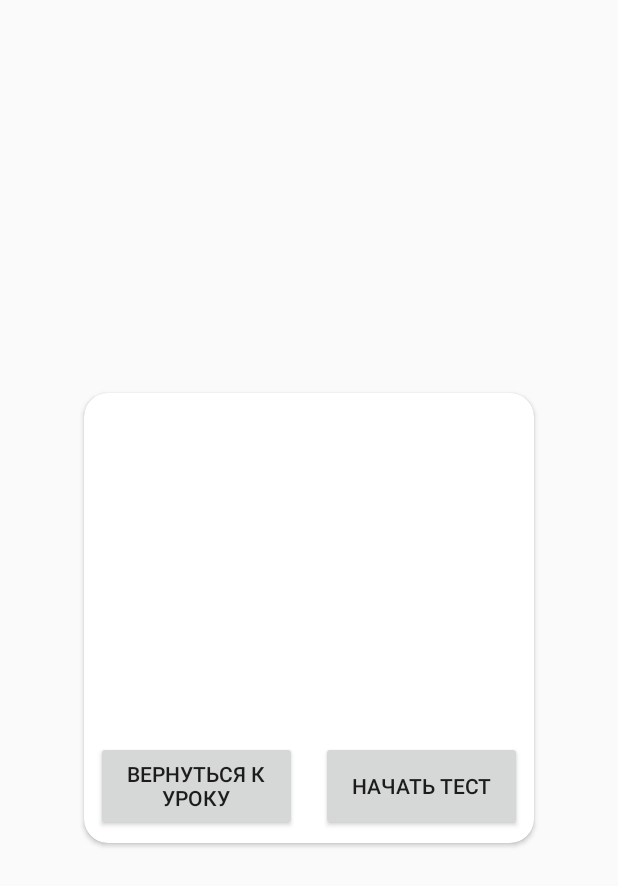
After one commit to BrewhogIT/TradePractice, an Android app: the layout activity_choose_way.xml on its own in the app's theme, with its tools: preview values and no code run, on a phone screen of 412 x 824 dp. The commit adds this screen. Shown: the top 886 px of the screen. Run offline under Robolectric (Android 15) with nearby library versions, the phone set to English and light mode, and no system bars.

Commit message:
open test page after lesson

```diff
--- /dev/null
+++ b/app/src/main/res/layout/activity_choose_way.xml
@@ -0,0 +1,31 @@
+<?xml version="1.0" encoding="utf-8"?>
+<androidx.cardview.widget.CardView xmlns:android="http://schemas.android.com/apk/res/android"
+    xmlns:tools="http://schemas.android.com/tools"
+    xmlns:app="http://schemas.android.com/apk/res-auto"
+    android:layout_height="300dp"
+    android:layout_width="300dp"
+    android:layout_gravity="center"
+    app:cardCornerRadius="16dp">
+    <ImageView
+        android:id="@+id/choose_window_image"
+        android:layout_width="match_parent"
+        android:layout_height="match_parent"
+        android:scaleType="centerCrop"/>
+    <Button
+        android:id="@+id/cancel_button"
+        android:layout_width="134dp"
+        android:layout_height="wrap_content"
+        android:minHeight="60dp"
+        android:layout_gravity="start|bottom"
+        android:layout_margin="8dp"
+        tools:text="вернуться к уроку"/>
+    <Button
+        android:id="@+id/ok_button"
+        android:layout_width="134dp"
+        android:layout_height="wrap_content"
+        android:minHeight="60dp"
+        android:layout_gravity="end|bottom"
+        android:layout_margin="8dp"
+        tools:text="начать тест"/>
+
+</androidx.cardview.widget.CardView>
--- a/app/src/main/res/layout/fragment_page_of_theory.xml
+++ b/app/src/main/res/layout/fragment_page_of_theory.xml
@@ -7,6 +7,7 @@
     <androidx.cardview.widget.CardView
         android:layout_width="match_parent"
         android:layout_height="250dp"
+        android:layout_margin="4dp"
         app:cardCornerRadius="16dp">
         <ImageView
             android:id="@+id/page_illustration"
--- a/app/src/main/res/layout/fragment_test_page.xml
+++ b/app/src/main/res/layout/fragment_test_page.xml
@@ -8,6 +8,7 @@
     <androidx.cardview.widget.CardView
         android:layout_width="match_parent"
         android:layout_height="250dp"
+        android:layout_margin="4dp"
         app:cardCornerRadius="16dp">
         <ImageView
             android:id="@+id/question_image"
--- a/app/src/main/res/values/styles.xml
+++ b/app/src/main/res/values/styles.xml
@@ -13,4 +13,9 @@
         <item name="android:textSize">24sp</item>
     </style>
 
+    <style parent="Theme.AppCompat.NoActionBar" name="AppThemeTranslucent">
+        <item name="android:windowBackground">@android:color/transparent</item>
+        <item name="android:colorBackgroundCacheHint">@null</item>
+        <item name="android:windowIsTranslucent">true</item>
+    </style>
 </resources>
```
Also changed, not shown: app/src/main/AndroidManifest.xml (+6 -3 lines), app/src/main/java/com/brewhog/android/tradepractice/ChooseWayActivity.java (added, +72 -0 lines), app/src/main/java/com/brewhog/android/tradepractice/TheoryLessonPagerActivity.java (+63 -10 lines), app/src/main/java/com/brewhog/android/tradepractice/TheoryPageFragment.java (renamed from app/src/main/java/com/brewhog/android/tradepractice/PageOfTheoryFragment.java, +3 -5 lines), app/src/main/res/values/strings.xml (+8 -1 lines), app/src/main/res/drawable/fail_test.jpg (added), app/src/main/res/drawable/start_test.jpg (added).
